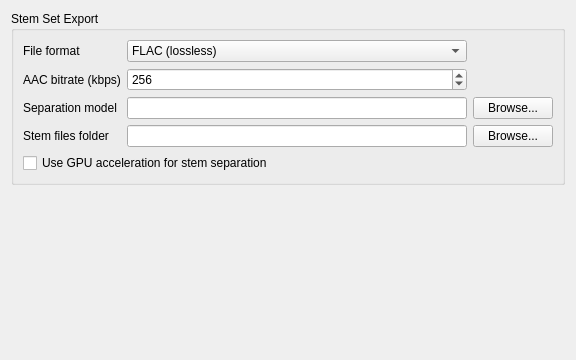
Above: src/preferences/dialog/dlgprefstemsdlg.ui from christianstuart/paramix before the change. Below: the same form after it.
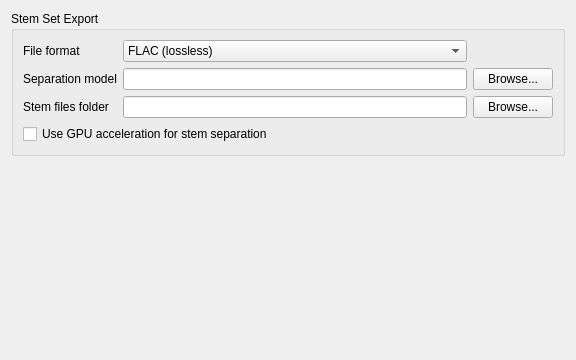
That is the form after the change.

Patch:
```diff
--- a/src/preferences/dialog/dlgprefstemsdlg.ui
+++ b/src/preferences/dialog/dlgprefstemsdlg.ui
@@ -34,36 +34,6 @@
           <string>FLAC (lossless)</string>
          </property>
         </item>
-        <item>
-         <property name="text">
-          <string>ALAC (lossless)</string>
-         </property>
-        </item>
-        <item>
-         <property name="text">
-          <string>AAC (lossy)</string>
-         </property>
-        </item>
-       </widget>
-      </item>
-      <item row="1" column="0">
-       <widget class="QLabel" name="labelAacBitrate">
-        <property name="text">
-         <string>AAC bitrate (kbps)</string>
-        </property>
-       </widget>
-      </item>
-      <item row="1" column="1">
-       <widget class="QSpinBox" name="spinBoxAacBitrate">
-        <property name="minimum">
-         <number>32</number>
-        </property>
-        <property name="maximum">
-         <number>512</number>
-        </property>
-        <property name="value">
-         <number>256</number>
-        </property>
        </widget>
       </item>
       <item row="2" column="0">
```
